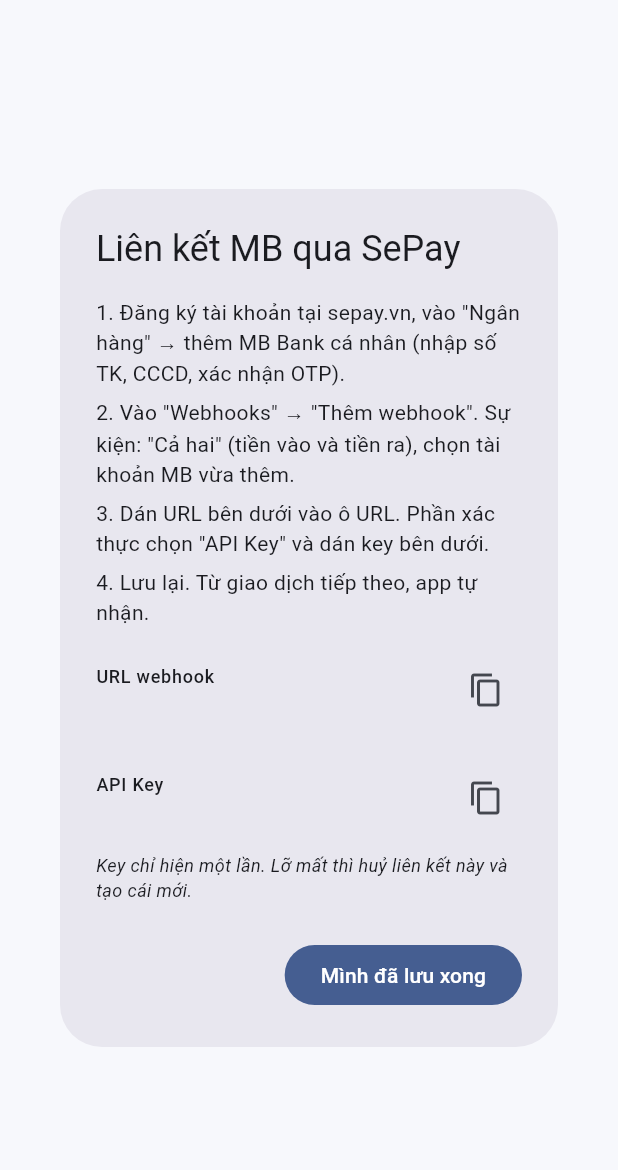
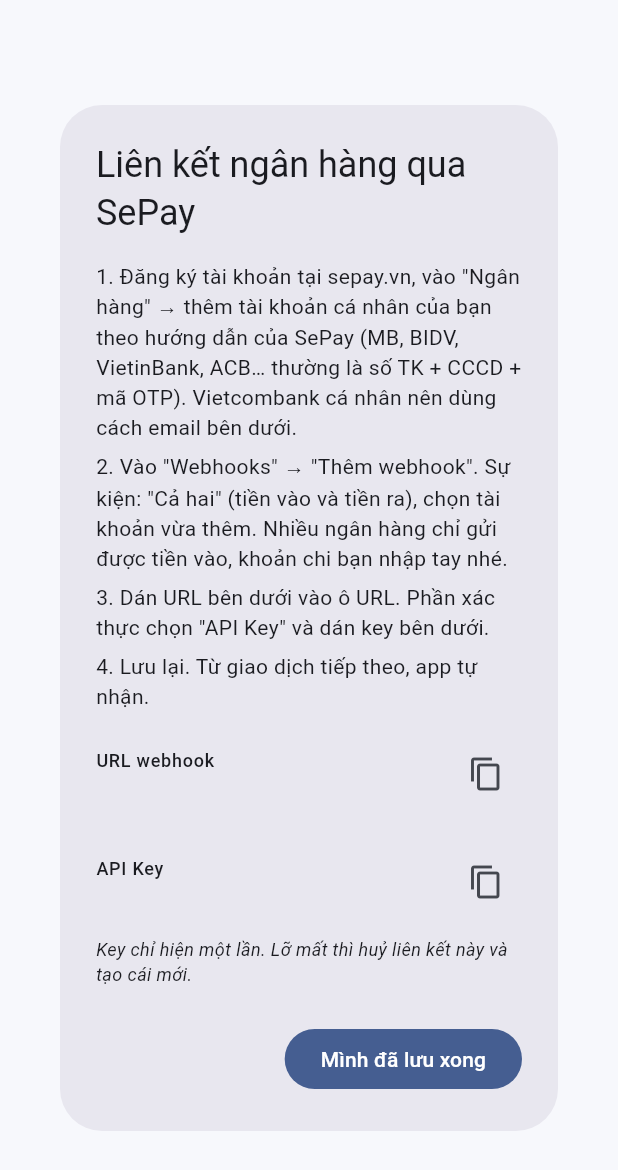
Before and after one commit to PhamNam342/ITSS2, a Flutter app: the _SepayDialog widget shown alone on an empty page, opened directly with empty values, on a phone screen of 412 x 824 dp. Shown: the top 1170 px of the screen. Run offline on Flutter 3.47's test engine with Material 3 defaults, Android fonts, the phone set to English and light mode, and no system bars; our stand-ins replace go_router, web; missing offline and left inert: dart:js_interop.

Commit message:
Bank link page: SePay works with any bank it supports, not only MB

```diff
--- a/app/lib/features/bank/bank_page.dart
+++ b/app/lib/features/bank/bank_page.dart
@@ -7,7 +7,7 @@ import '../../core/api.dart';
 import '../../core/format.dart';
 import '../../core/store.dart';
 
-/// Liên kết ngân hàng (Sprint 5): MB qua SePay webhook, Vietcombank qua email biên lai chuyển tiếp
+/// Liên kết ngân hàng (Sprint 5): ngân hàng qua SePay webhook (MB, BIDV, VietinBank, ACB…), Vietcombank qua email biên lai chuyển tiếp
 class BankPage extends StatefulWidget {
   const BankPage({super.key});
 
@@ -106,8 +106,9 @@ class _BankPageState extends State<BankPage> {
               Card(
                 child: ListTile(
                   leading: const Icon(Icons.account_balance),
-                  title: const Text('MB Bank qua SePay'),
-                  subtitle: const Text('Cần tài khoản SePay (gói Free được 50 giao dịch tiền vào mỗi tháng)'),
+                  title: const Text('Ngân hàng qua SePay'),
+                  subtitle: const Text('MB, BIDV, VietinBank, ACB, VPBank… Cần tài khoản SePay '
+                      '(gói Free được 50 giao dịch tiền vào mỗi tháng)'),
                   trailing: const Icon(Icons.add),
                   onTap: () => _create('sepay'),
                 ),
@@ -116,7 +117,7 @@ class _BankPageState extends State<BankPage> {
                 child: ListTile(
                   leading: const Icon(Icons.mail_outline),
                   title: const Text('Vietcombank qua email biên lai'),
-                  subtitle: const Text('Gmail tự chuyển tiếp email biên lai của VCB Digibank về app'),
+                  subtitle: const Text('Miễn phí, có cả khoản chuyển đi. Gmail tự chuyển tiếp email biên lai của VCB Digibank về app'),
                   trailing: const Icon(Icons.add),
                   onTap: () => _create('vcb_email'),
                 ),
@@ -167,12 +168,13 @@ class _SepayDialog extends StatelessWidget {
 
   @override
   Widget build(BuildContext context) => AlertDialog(
-        title: const Text('Liên kết MB qua SePay'),
+        title: const Text('Liên kết ngân hàng qua SePay'),
         content: SingleChildScrollView(
           child: Column(mainAxisSize: MainAxisSize.min, crossAxisAlignment: CrossAxisAlignment.start, children: [
             _steps([
-              'Đăng ký tài khoản tại sepay.vn, vào "Ngân hàng" → thêm MB Bank cá nhân (nhập số TK, CCCD, xác nhận OTP).',
-              'Vào "Webhooks" → "Thêm webhook". Sự kiện: "Cả hai" (tiền vào và tiền ra), chọn tài khoản MB vừa thêm.',
+              'Đăng ký tài khoản tại sepay.vn, vào "Ngân hàng" → thêm tài khoản cá nhân của bạn theo hướng dẫn của SePay '
+                  '(MB, BIDV, VietinBank, ACB… thường là số TK + CCCD + mã OTP). Vietcombank cá nhân nên dùng cách email bên dưới.',
+              'Vào "Webhooks" → "Thêm webhook". Sự kiện: "Cả hai" (tiền vào và tiền ra), chọn tài khoản vừa thêm. Nhiều ngân hàng chỉ gửi được tiền vào, khoản chi bạn nhập tay nhé.',
               'Dán URL bên dưới vào ô URL. Phần xác thực chọn "API Key" và dán key bên dưới.',
               'Lưu lại. Từ giao dịch tiếp theo, app tự nhận.',
             ]),
--- a/app/lib/features/settings/settings_page.dart
+++ b/app/lib/features/settings/settings_page.dart
@@ -59,7 +59,7 @@ class SettingsPage extends StatelessWidget {
               ListTile(
                 leading: const Icon(Icons.account_balance),
                 title: const Text('Liên kết ngân hàng'),
-                subtitle: const Text('MB qua SePay, Vietcombank qua email biên lai'),
+                subtitle: const Text('Qua SePay (MB, BIDV, ACB…) hoặc email biên lai Vietcombank'),
                 onTap: () => context.go('/settings/bank'),
               ),
               SwitchListTile(
```
Also changed, not shown: 1 other file.
